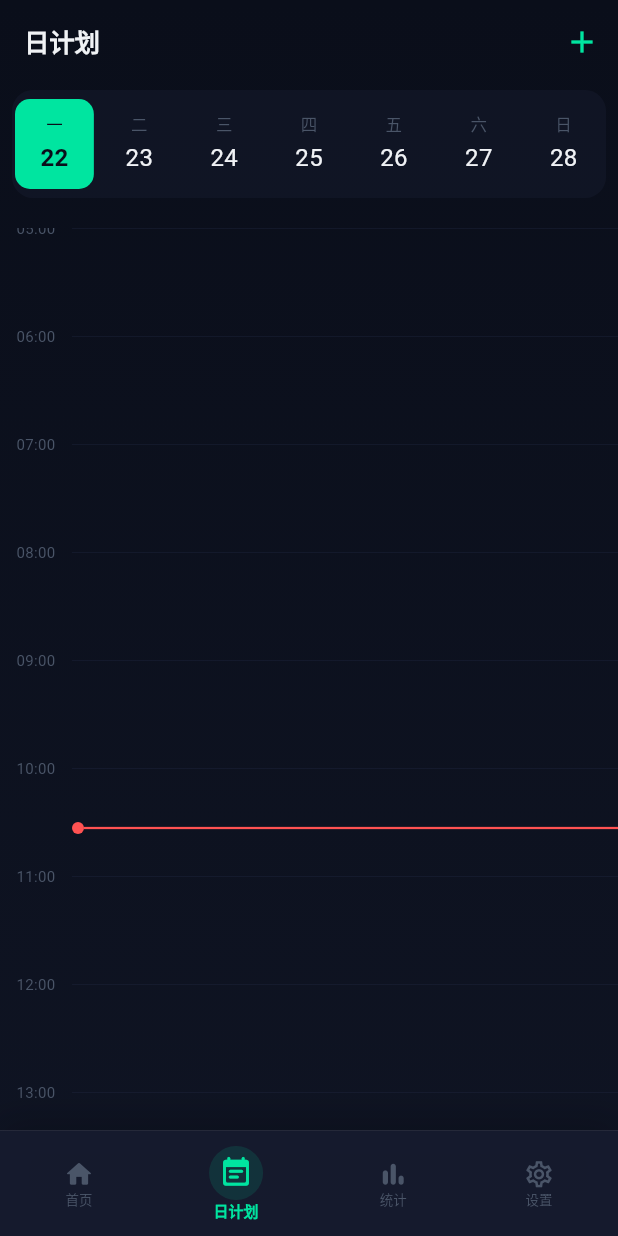
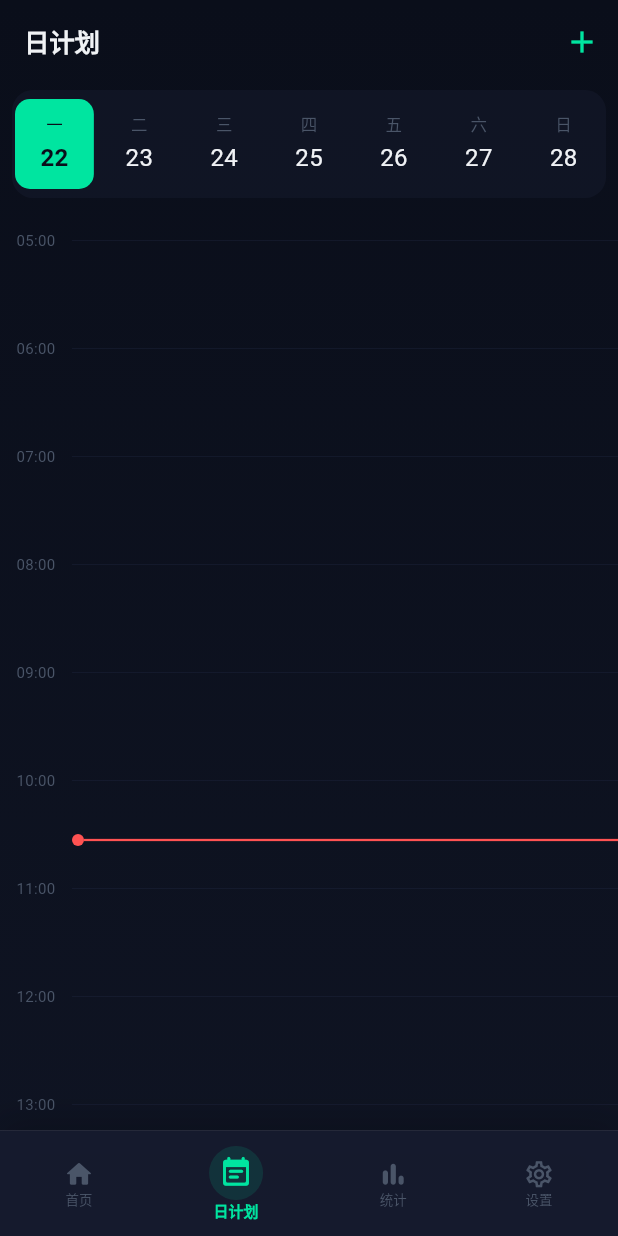
Before and after one commit to HeYS-Snowe/Loop, a Flutter app: the DailyPlanPage screen opened by its route, on a phone screen of 412 x 824 dp. Run offline on Flutter 3.47's test engine with Material 3 defaults, Android fonts, the phone set to English and light mode, and no system bars; our stand-ins replace drift, file_picker, fl_chart, flutter_local_notifications, flutter_riverpod, go_router and 4 more; accounts and stored records are empty; generated files the repository leaves out were written again; Roboto replaces fonts that are missing (MiSans).

Commit message:
refactor: 提取调色板常量并优化边缘滑动手势
- 新增 PaletteColors 统一管理计划卡片/课程颜色预设
- 重写底部导航边缘滑动：使用 Listener + VelocityTracker 替代 GestureDetector，支持多点触控过滤
- 调整日计划页面滚动内边距，修复时间标签裁剪与底部表单滚动
- 版本升至 0.0.9+9

```diff
--- /dev/null
+++ b/loop_app/lib/core/constants/palette_colors.dart
@@ -0,0 +1,62 @@
+import 'package:flutter/material.dart';
+
+/// 内容调色板常量（计划卡片、课程表等可选项颜色）
+///
+/// 与 [core/theme/colors.dart] 中的 `AppColors` 区分：
+/// - `AppColors` 负责主题色（背景、表面、文字等系统级配色）
+/// - `PaletteColors` 负责用户可选的内容配色（计划卡片、课程颜色等）
+class PaletteColors {
+  PaletteColors._();
+
+  /// 计划卡片预设颜色（用于计划表单的颜色选择器）
+  static const List<Color> planCardColors = [
+    Color(0xFF2196F3),
+    Color(0xFFE91E63),
+    Color(0xFF4CAF50),
+    Color(0xFF9C27B0),
+    Color(0xFFFF9800),
+    Color(0xFF00BCD4),
+    Color(0xFFF44336),
+    Color(0xFF3F51B5),
+    Color(0xFF8BC34A),
+    Color(0xFFFF5722),
+    Color(0xFF607D8B),
+    Color(0xFF795548),
+  ];
+
+  /// 课程表展示颜色（用于日计划页面的课程卡片自动着色）
+  static const List<Color> courseColors = [
+    Color(0xFF4A90D9),
+    Color(0xFF00BFA5),
+    Color(0xFFFF7043),
+    Color(0xFFAB47BC),
+    Color(0xFF42A5F5),
+    Color(0xFFFFCA28),
+    Color(0xFF66BB6A),
+    Color(0xFFEF5350),
+  ];
+
+  /// 课程表单颜色选择器预设颜色（用于课程编辑表单）
+  static const List<Color> coursePickerColors = [
+    Color(0xFF00E5A0),
+    Color(0xFF00BCD4),
+    Color(0xFFFF6B4A),
+    Color(0xFFFFD54F),
+    Color(0xFF00E676),
+    Color(0xFFFF5252),
+    Color(0xFF9C27B0),
+    Color(0xFF00BCD4),
+    Color(0xFF795548),
+    Color(0xFF607D8B),
+    Color(0xFFE91E63),
+    Color(0xFF3F51B5),
+  ];
+
+  /// 根据索引获取计划卡片颜色（循环使用，边界安全）
+  static Color planCardColorAt(int index) =>
+      planCardColors[index % planCardColors.length];
+
+  /// 根据索引获取课程表展示颜色（循环使用，边界安全）
+  static Color courseColorAt(int index) =>
+      courseColors[index % courseColors.length];
+}
--- a/loop_app/lib/presentation/pages/plan/daily_plan_page.dart
+++ b/loop_app/lib/presentation/pages/plan/daily_plan_page.dart
@@ -4,6 +4,7 @@ import 'package:flutter_riverpod/flutter_riverpod.dart';
 import 'package:go_router/go_router.dart';
 import 'package:loop_app/core/constants/route_constants.dart';
 import 'package:loop_app/core/constants/time_slot_constants.dart';
+import 'package:loop_app/core/constants/palette_colors.dart';
 import 'package:loop_app/core/theme/colors.dart';
 import 'package:loop_app/core/theme/text_styles.dart';
 import 'package:loop_app/data/database/app_database.dart';
@@ -27,8 +28,8 @@ class _DailyPlanPageState extends ConsumerState<DailyPlanPage> {
   static const int _endHour = 24;
   static const double _timeLabelWidth = 48.0;
   static const int _dayPageCenter = 36500;
-  static const double _scrollPaddingTop = 16.0;
-  static const double _scrollPaddingBottom = 40.0;
+  static const double _scrollPaddingTop = 24.0;
+  static const double _scrollPaddingBottom = 60.0;
 
   static const List<({int interval, String label, double hourHeight})> _zoomLevels = [
     (interval: 120, label: '2h',  hourHeight: 36.0),
@@ -50,16 +51,7 @@ class _DailyPlanPageState extends ConsumerState<DailyPlanPage> {
 
 
 
-  static const List<Color> _courseColors = [
-    Color(0xFF4A90D9),
-    Color(0xFF00BFA5),
-    Color(0xFFFF7043),
-    Color(0xFFAB47BC),
-    Color(0xFF42A5F5),
-    Color(0xFFFFCA28),
-    Color(0xFF66BB6A),
-    Color(0xFFEF5350),
-  ];
+  static const List<Color> _courseColors = PaletteColors.courseColors;
 
   final PageController _weekPageController = PageController(initialPage: 5200);
   final PageController _dayPageController =
@@ -760,6 +752,7 @@ class _DailyPlanPageState extends ConsumerState<DailyPlanPage> {
       width: _timeLabelWidth,
       height: totalHeight,
       child: Stack(
+        clipBehavior: Clip.none,
         children: List.generate(labelCount + 1, (index) {
           final minutes = index * interval;
           final hour = _startHour + minutes ~/ 60;
@@ -937,6 +930,7 @@ class _DailyPlanPageState extends ConsumerState<DailyPlanPage> {
     showModalBottomSheet(
       context: context,
       useRootNavigator: true,
+      isScrollControlled: true,
       useSafeArea: true,
       backgroundColor: AppColors.surface,
       shape: const RoundedRectangleBorder(
@@ -1143,6 +1137,7 @@ class _DailyPlanPageState extends ConsumerState<DailyPlanPage> {
     showModalBottomSheet(
       context: context,
       useRootNavigator: true,
+      isScrollControlled: true,
       useSafeArea: true,
       backgroundColor: AppColors.surface,
       shape: const RoundedRectangleBorder(
--- a/loop_app/pubspec.yaml
+++ b/loop_app/pubspec.yaml
@@ -1,7 +1,7 @@
 name: loop_app
 description: Loop - 周期计划管理应用
 publish_to: 'none'
-version: 0.0.8+8
+version: 0.0.9+9
 
 environment:
   sdk: '>=3.6.0 <4.0.0'
```
Also changed, not shown: loop_app/build_history.json (+18 -0 lines), loop_app/lib/core/router/app_router.dart (+60 -22 lines), loop_app/lib/presentation/pages/plan/plan_form_page.dart (+3 -19 lines), loop_app/lib/presentation/pages/timetable/course_form_page.dart (+2 -14 lines).
